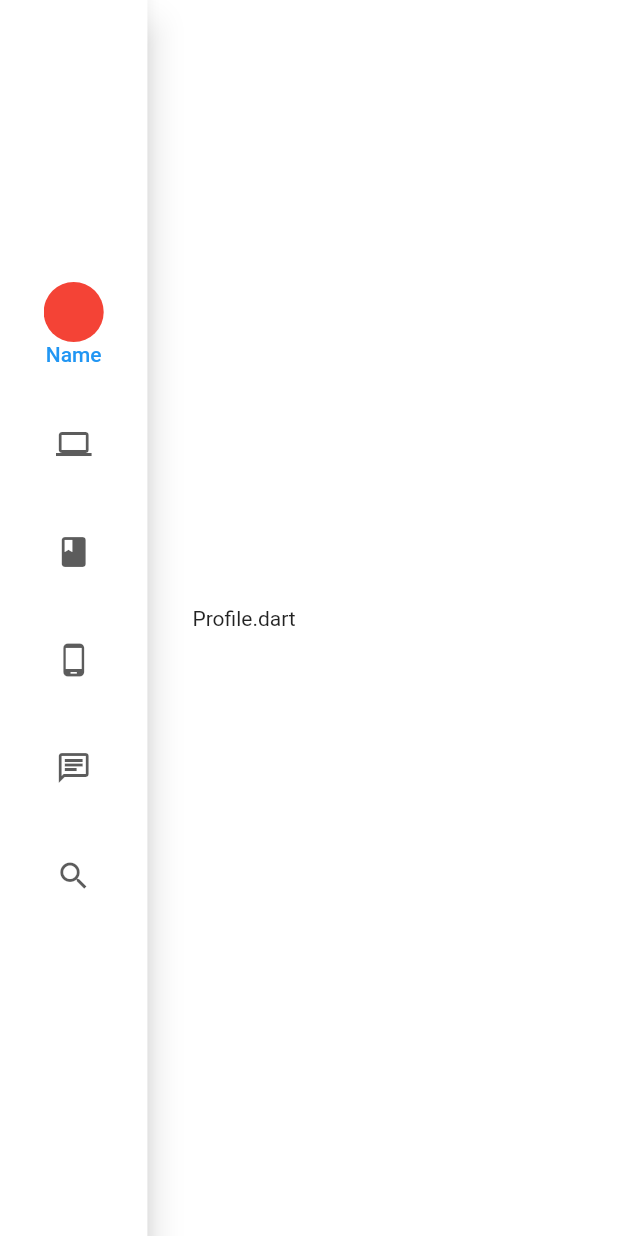
After one commit to EeshanDutta007/Stud-Bud, a Flutter app: the SideNavBar screen opened directly, on a phone screen of 412 x 824 dp. The commit adds this screen. Run offline on Flutter 3.47's test engine with Material 2 defaults, Android fonts, the phone set to English and light mode, and no system bars; our stand-ins replace animated_text_kit, cloud_firestore, firebase_auth, firebase_core, flare_flutter, flutter_icons and 4 more; accounts and stored records are empty.

Commit message:
Side nav Bar

```diff
--- /dev/null
+++ b/lib/Pages/NavBar.dart
@@ -0,0 +1,97 @@
+import 'package:flutter/material.dart';
+import 'package:stud_bud/Pages/AR.dart';
+import 'package:stud_bud/Pages/FliptoFocus.dart';
+import 'package:stud_bud/Pages/Parafi.dart';
+import 'package:stud_bud/Pages/Profile.dart';
+import 'package:stud_bud/Pages/WolfAI.dart';
+
+class SideNavBar extends StatefulWidget {
+  @override
+  _SideNavBarState createState() => _SideNavBarState();
+}
+
+int _selectedIndex = 0;
+
+class _SideNavBarState extends State<SideNavBar> {
+  @override
+  Widget build(BuildContext context) {
+    double width = MediaQuery.of(context).size.width;
+    double height = MediaQuery.of(context).size.height;
+    return SafeArea(
+      child: Scaffold(
+          // appBar: AppBar(
+          //   backgroundColor: Colors.transparent,
+          //   elevation: 0,
+          //   iconTheme: IconThemeData(color: Colors.black),
+          // ),
+          backgroundColor: Colors.white,
+          body: Row(
+            children: [
+              SizedBox(height: height / 5),
+              NavigationRail(
+                elevation: 10,
+                leading: Column(
+                  children: [
+                    SizedBox(height: 20),
+                  ],
+                ),
+                backgroundColor: Colors.white,
+                selectedIndex: _selectedIndex,
+                onDestinationSelected: (index) {
+                  setState(() {
+                    _selectedIndex = index;
+                  });
+                },
+                labelType: NavigationRailLabelType.selected,
+                minWidth: 20,
+                groupAlignment: -0.2,
+                destinations: [
+                  NavigationRailDestination(
+                      icon: CircleAvatar(
+                        backgroundColor: Colors.red,
+                      ),
+                      selectedIcon: CircleAvatar(
+                        backgroundColor: Colors.red,
+                      ),
+                      label: Text("Name")),
+                  NavigationRailDestination(
+                      icon: Icon(Icons.computer),
+                      selectedIcon: Icon(Icons.computer_outlined),
+                      label: Text("AR")),
+                  NavigationRailDestination(
+                      icon: Icon(Icons.book),
+                      selectedIcon: Icon(Icons.book_outlined),
+                      label: Text("Parafi")),
+                  NavigationRailDestination(
+                      icon: Icon(Icons.phone_android),
+                      selectedIcon: Icon(Icons.phone_android_outlined),
+                      label: Text("Flip-to-focus")),
+                  NavigationRailDestination(
+                      icon: Icon(Icons.chat_outlined),
+                      selectedIcon: Icon(Icons.chat),
+                      label: Text("Live-Connect")),
+                  NavigationRailDestination(
+                      icon: Icon(Icons.search),
+                      selectedIcon: Icon(Icons.search),
+                      label: Text("Wolf-AI")),
+                ],
+              ),
+              SizedBox(
+                width: 30,
+              ),
+              (_selectedIndex == 0)
+                  ? Profile()
+                  : (_selectedIndex == 1)
+                      ? AR()
+                      : (_selectedIndex == 2)
+                          ? Parafi()
+                          : (_selectedIndex == 3)
+                              ? FlipFocus()
+                              : (_selectedIndex == 5)
+                                  ? Wolfframe()
+                                  : Center(child: Text("Chat")),
+            ],
+          )),
+    );
+  }
+}
--- /dev/null
+++ b/lib/Pages/Profile.dart
@@ -0,0 +1,16 @@
+import 'package:flutter/material.dart';
+
+class Profile extends StatefulWidget {
+  @override
+  _ProfileState createState() => _ProfileState();
+}
+
+class _ProfileState extends State<Profile> {
+  @override
+  Widget build(BuildContext context) {
+    return Container(
+        child: Center(
+      child: Text("Profile.dart"),
+    ));
+  }
+}
```
Also changed, not shown: lib/Pages/AR.dart (added, +16 -0 lines), lib/Pages/FliptoFocus.dart (added, +16 -0 lines), lib/Pages/Parafi.dart (added, +16 -0 lines), lib/Pages/WolfAI.dart (added, +16 -0 lines), lib/authentication.dart (+94 -72 lines), lib/main.dart (+9 -14 lines), pubspec.lock.
